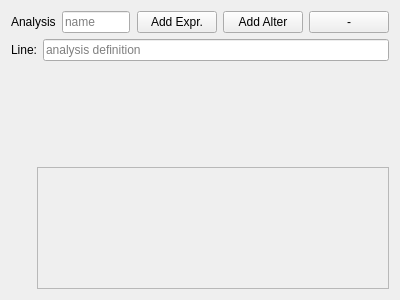
The window that spicetools/bench/analysis.ui (mdavidsaver/spicetools) describes before a commit, drawn with Qt 5.
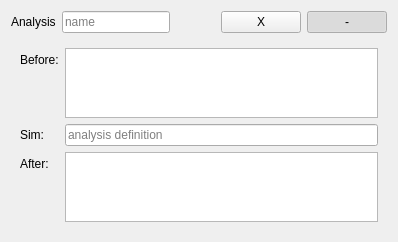
The same window after the commit.

Patch:
```diff
--- a/spicetools/bench/analysis.ui
+++ b/spicetools/bench/analysis.ui
@@ -6,10 +6,16 @@
    <rect>
     <x>0</x>
     <y>0</y>
-    <width>400</width>
-    <height>300</height>
+    <width>398</width>
+    <height>239</height>
    </rect>
   </property>
+  <property name="sizePolicy">
+   <sizepolicy hsizetype="Expanding" vsizetype="Preferred">
+    <horstretch>0</horstretch>
+    <verstretch>0</verstretch>
+   </sizepolicy>
+  </property>
   <property name="windowTitle">
    <string>Form</string>
   </property>
@@ -43,42 +49,55 @@
        </property>
       </spacer>
      </item>
-     <item>
-      <widget class="QPushButton" name="btnExpr">
-       <property name="text">
-        <string>Add Expr.</string>
-       </property>
-      </widget>
-     </item>
-     <item>
-      <widget class="QPushButton" name="btnAlter">
-       <property name="text">
-        <string>Add Alter</string>
-       </property>
-      </widget>
-     </item>
      <item>
       <widget class="QPushButton" name="btnDel">
        <property name="text">
+        <string>X</string>
+       </property>
+      </widget>
+     </item>
+     <item>
+      <widget class="QPushButton" name="btnHide">
+       <property name="text">
         <string>-</string>
        </property>
+       <property name="checkable">
+        <bool>true</bool>
+       </property>
+       <property name="checked">
+        <bool>true</bool>
+       </property>
       </widget>
      </item>
     </layout>
    </item>
    <item>
+    <widget class="QWidget" name="widget" native="true">
+     <property name="sizePolicy">
+      <sizepolicy hsizetype="Expanding" vsizetype="Preferred">
+       <horstretch>0</horstretch>
+       <verstretch>0</verstretch>
+      </sizepolicy>
+     </property>
     <layout class="QFormLayout" name="formLayout">
-     <property name="fieldGrowthPolicy">
-      <enum>QFormLayout::ExpandingFieldsGrow</enum>
-     </property>
      <item row="0" column="0">
-      <widget class="QLabel" name="label_3">
+       <widget class="QLabel" name="label_2">
        <property name="text">
-        <string>Line:</string>
+         <string>Before:</string>
        </property>
       </widget>
      </item>
      <item row="0" column="1">
+       <widget class="QPlainTextEdit" name="beforeText"/>
+      </item>
+      <item row="1" column="0">
+       <widget class="QLabel" name="label_3">
+        <property name="text">
+         <string>Sim:</string>
+        </property>
+       </widget>
+      </item>
+      <item row="1" column="1">
       <widget class="QLineEdit" name="sim">
        <property name="sizePolicy">
         <sizepolicy hsizetype="Expanding" vsizetype="Fixed">
@@ -91,43 +110,18 @@
        </property>
       </widget>
      </item>
-    </layout>
-   </item>
-   <item>
-    <layout class="QHBoxLayout" name="horizontalLayout">
-     <item>
-      <widget class="QWidget" name="widget" native="true">
-       <property name="sizePolicy">
-        <sizepolicy hsizetype="Minimum" vsizetype="Minimum">
-         <horstretch>0</horstretch>
-         <verstretch>0</verstretch>
-        </sizepolicy>
-       </property>
-       <property name="minimumSize">
-        <size>
-         <width>20</width>
-         <height>0</height>
-        </size>
-       </property>
-      </widget>
-     </item>
-     <item>
-      <widget class="QFrame" name="frame">
-       <property name="sizePolicy">
-        <sizepolicy hsizetype="Expanding" vsizetype="Preferred">
-         <horstretch>0</horstretch>
-         <verstretch>0</verstretch>
-        </sizepolicy>
-       </property>
-       <property name="frameShape">
-        <enum>QFrame::StyledPanel</enum>
-       </property>
-       <property name="frameShadow">
-        <enum>QFrame::Raised</enum>
-       </property>
-      </widget>
-     </item>
-    </layout>
+      <item row="2" column="0">
+       <widget class="QLabel" name="label_4">
+        <property name="text">
+         <string>After:</string>
+        </property>
+       </widget>
+      </item>
+      <item row="2" column="1">
+       <widget class="QPlainTextEdit" name="afterText"/>
+      </item>
+     </layout>
+    </widget>
    </item>
   </layout>
  </widget>
```
Left out of the diff: 19 changed lines with no effect on the pictures. Lines whose indentation alone changed are shown as unchanged.
